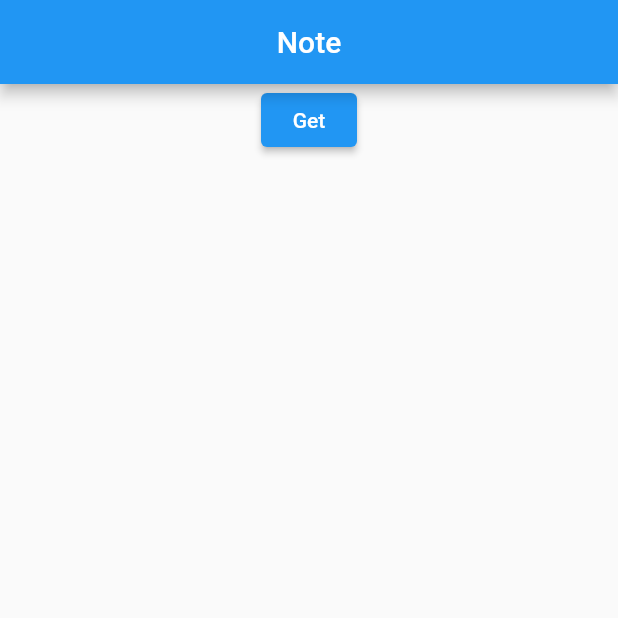
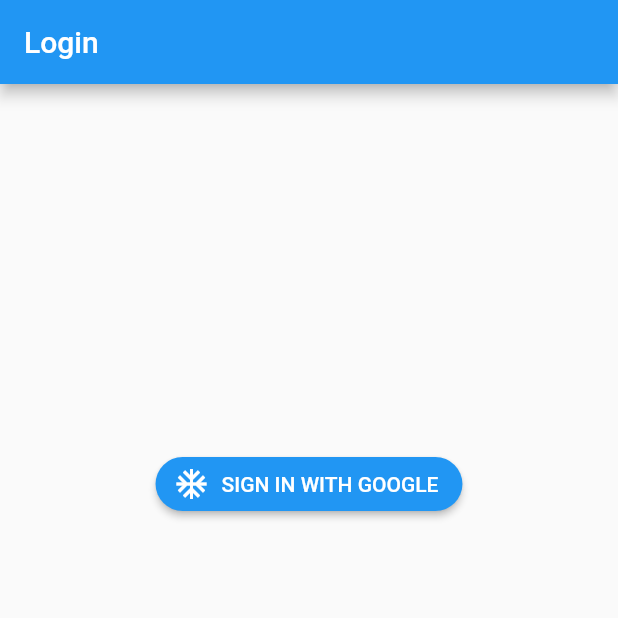
Before and after one commit to skliaruk/notebook, a Flutter app: the screen it shows after launch, on a phone screen of 412 x 824 dp, the top half of it. Run offline on Flutter 3.47's test engine with Material 2 defaults, Android fonts, the phone set to English and light mode, and no system bars; our stand-ins replace bloc, dartz, data_connection_checker, dio, equatable, firebase_auth and 5 more; accounts and stored records are empty.

Commit message:
NOT-14 sign in with google

```diff
--- /dev/null
+++ b/lib/app.dart
@@ -0,0 +1,60 @@
+import 'package:flutter/material.dart';
+import 'package:flutter_bloc/flutter_bloc.dart';
+import 'package:notebook_stable/features/auth/domain/bloc/auth_bloc.dart';
+import 'package:notebook_stable/features/auth/domain/repositories/auth_repo.dart';
+import 'package:notebook_stable/features/auth/presentation/screens/auth_page.dart';
+import 'package:notebook_stable/features/note/presentation/pages/show_note_page.dart';
+
+class App extends StatelessWidget {
+  const App({
+    required this.authenticationRepository,
+    Key? key,
+  }) : super(key: key);
+
+  final AuthRepo authenticationRepository;
+
+  @override
+  Widget build(BuildContext context) => RepositoryProvider.value(
+        value: authenticationRepository,
+        child: BlocProvider(
+          create: (_) => AuthBlocBLoC(
+            authRepo: authenticationRepository,
+          ),
+          child: AppView(),
+        ),
+      );
+}
+
+class AppView extends StatefulWidget {
+  @override
+  _AppViewState createState() => _AppViewState();
+}
+
+class _AppViewState extends State<AppView> {
+  final _navigatorKey = GlobalKey<NavigatorState>();
+
+  NavigatorState? get _navigator => _navigatorKey.currentState;
+
+  @override
+  Widget build(BuildContext context) => MaterialApp(
+        navigatorKey: _navigatorKey,
+        builder: (context, child) => BlocListener<AuthBlocBLoC, AuthBlocState>(
+          listener: (context, state) {
+            if (state is AuthenticatedAuthBlocState) {
+              _navigator!.pushAndRemoveUntil<void>(
+                ShowNotePage.route(),
+                (route) => false,
+              );
+            } else if (state is UnauthenticatedAuthBlocState) {
+              _navigator!.pushAndRemoveUntil<void>(
+                AuthPage.route(),
+                (route) => false,
+              );
+            }
+          },
+          child: child,
+        ),
+        //TODO change with Splashscreen
+        onGenerateRoute: (_) => AuthPage.route(),
+      );
+}
--- /dev/null
+++ b/lib/features/auth/domain/bloc/auth_bloc.dart
@@ -0,0 +1,73 @@
+import 'dart:async';
+
+import 'package:bloc/bloc.dart';
+import 'package:firebase_auth/firebase_auth.dart';
+import 'package:freezed_annotation/freezed_annotation.dart';
+import 'package:notebook_stable/features/auth/domain/repositories/auth_repo.dart';
+
+part 'auth_bloc.freezed.dart';
+
+enum AuthenticationStatus { authenticated, unauthenticated, unknown }
+
+@freezed
+abstract class AuthBlocEvent with _$AuthBlocEvent {
+  const AuthBlocEvent._();
+
+  const factory AuthBlocEvent.userChanged(User? user) =
+      UserChangedAuthBlocEvent;
+
+  const factory AuthBlocEvent.signOut() = SignOutAuthBlocEvent;
+}
+
+@freezed
+abstract class AuthBlocState with _$AuthBlocState {
+  const AuthBlocState._();
+
+  const factory AuthBlocState.initial(AuthenticationStatus status, User? user) =
+      InitialAuthBlocState;
+
+  const factory AuthBlocState.authenticated(
+      AuthenticationStatus status, User? user) = AuthenticatedAuthBlocState;
+
+  const factory AuthBlocState.unauthenticated() = UnauthenticatedAuthBlocState;
+
+  const factory AuthBlocState.unknown() = UnknownAuthBlocState;
+}
+
+class AuthBlocBLoC extends Bloc<AuthBlocEvent, AuthBlocState> {
+  AuthBlocBLoC({required this.authRepo})
+      : super(const AuthBlocState.unknown()) {
+    _userSubscription = authRepo.currentUser.listen(
+      (user) => add(AuthBlocEvent.userChanged(user)),
+    );
+  }
+
+  final AuthRepo authRepo;
+  late StreamSubscription<User?> _userSubscription;
+
+  @override
+  Stream<AuthBlocState> mapEventToState(AuthBlocEvent event) =>
+      event.when<Stream<AuthBlocState>>(
+        userChanged: _userChanged,
+        signOut: _signOut,
+      );
+
+  Stream<AuthBlocState> _userChanged(User? user) async* {
+    if (user != null) {
+      yield AuthBlocState.authenticated(
+          AuthenticationStatus.authenticated, user);
+    } else {
+      yield const AuthBlocState.unauthenticated();
+    }
+  }
+
+  @override
+  Future<void> close() {
+    _userSubscription.cancel();
+    return super.close();
+  }
+
+  Stream<AuthBlocState> _signOut() async* {
+    authRepo.signOut();
+  }
+}
--- /dev/null
+++ b/lib/features/auth/domain/cubit/login_cubit.dart
@@ -0,0 +1,34 @@
+import 'package:flutter_bloc/flutter_bloc.dart';
+import 'package:freezed_annotation/freezed_annotation.dart';
+import 'package:notebook_stable/features/auth/domain/repositories/auth_repo.dart';
+
+part 'login_cubit.freezed.dart';
+
+enum LoginStatus { inProgress, pure, fail, success }
+
+@freezed
+abstract class LoginState with _$LoginState {
+  const LoginState._();
+
+  const factory LoginState.initial({required LoginStatus status}) =
+      InitialLoginState;
+}
+
+class LoginCubit extends Cubit<LoginState> {
+  LoginCubit(this._authRepo)
+      : super(const LoginState.initial(status: LoginStatus.pure));
+
+  final AuthRepo _authRepo;
+
+  Future<void> logInWithGoogle() async {
+    emit(state.copyWith(status: LoginStatus.inProgress));
+    try {
+      await _authRepo.signInWithGoogle();
+      emit(state.copyWith(status: LoginStatus.success));
+    } on Exception {
+      emit(state.copyWith(status: LoginStatus.fail));
+    } on NoSuchMethodError {
+      emit(state.copyWith(status: LoginStatus.pure));
+    }
+  }
+}
--- /dev/null
+++ b/lib/features/auth/domain/repositories/auth_repo.dart
@@ -0,0 +1,9 @@
+import 'package:firebase_auth/firebase_auth.dart';
+
+abstract class AuthRepo {
+  Stream<User?> get currentUser;
+
+  Future<User?> signInWithGoogle();
+
+  Future<void> signOut();
+}
--- /dev/null
+++ b/lib/features/auth/presentation/screens/auth_form.dart
@@ -0,0 +1,38 @@
+import 'package:flutter/material.dart';
+import 'package:notebook_stable/features/auth/domain/cubit/login_cubit.dart';
+import 'package:provider/provider.dart';
+
+class AuthForm extends StatelessWidget {
+  @override
+  Widget build(BuildContext context) => Align(
+        alignment: const Alignment(0, -1 / 3),
+        child: SingleChildScrollView(
+          child: Column(
+            mainAxisSize: MainAxisSize.min,
+            children: [_GoogleLoginButton()],
+          ),
+        ),
+      );
+}
+
+class _GoogleLoginButton extends StatelessWidget {
+  @override
+  Widget build(BuildContext context) {
+    final theme = Theme.of(context);
+    return ElevatedButton.icon(
+      key: const Key('loginForm_googleLogin_raisedButton'),
+      label: const Text(
+        'SIGN IN WITH GOOGLE',
+        style: TextStyle(color: Colors.white),
+      ),
+      style: ElevatedButton.styleFrom(
+        shape: RoundedRectangleBorder(
+          borderRadius: BorderRadius.circular(30),
+        ),
+        primary: theme.accentColor,
+      ),
+      icon: const Icon(Icons.ac_unit, color: Colors.white),
+      onPressed: () => context.read<LoginCubit>().logInWithGoogle(),
+    );
+  }
+}
--- /dev/null
+++ b/lib/features/auth/presentation/screens/auth_page.dart
@@ -0,0 +1,21 @@
+import 'package:flutter/material.dart';
+import 'package:flutter_bloc/flutter_bloc.dart';
+import 'package:notebook_stable/features/auth/domain/cubit/login_cubit.dart';
+import 'package:notebook_stable/features/auth/domain/repositories/auth_repo.dart';
+import 'package:notebook_stable/features/auth/presentation/screens/auth_form.dart';
+
+class AuthPage extends StatelessWidget {
+  static Route route() => MaterialPageRoute<void>(builder: (_) => AuthPage());
+
+  @override
+  Widget build(BuildContext context) => Scaffold(
+        appBar: AppBar(title: const Text('Login')),
+        body: Padding(
+          padding: const EdgeInsets.all(8),
+          child: BlocProvider(
+            create: (_) => LoginCubit(context.read<AuthRepo>()),
+            child: AuthForm(),
+          ),
+        ),
+      );
+}
--- a/lib/features/note/presentation/pages/show_note_page.dart
+++ b/lib/features/note/presentation/pages/show_note_page.dart
@@ -7,7 +7,8 @@ import '../../domain/usecases/get_note.dart';
 
 class ShowNotePage extends StatelessWidget {
   const ShowNotePage({Key? key}) : super(key: key);
-
+  static Route route() =>
+      MaterialPageRoute<void>(builder: (_) => const ShowNotePage());
   @override
   Widget build(BuildContext context) => Scaffold(
       appBar: AppBar(
--- a/lib/main.dart
+++ b/lib/main.dart
@@ -1,6 +1,9 @@
 import 'package:data_connection_checker/data_connection_checker.dart';
 import 'package:dio/dio.dart';
+import 'package:firebase_core/firebase_core.dart';
 import 'package:flutter/material.dart';
+import 'package:notebook_stable/app.dart';
+import 'package:notebook_stable/features/auth/data/repositories/auth_repo_impl.dart';
 import 'package:provider/provider.dart';
 import 'package:shared_preferences/shared_preferences.dart';
 
@@ -9,11 +12,10 @@ import 'features/note/data/datasources/note_local_datasource.dart';
 import 'features/note/data/datasources/note_remote_datasource.dart';
 import 'features/note/data/repositories/note_repo_impl.dart';
 import 'features/note/domain/usecases/get_note.dart';
-import 'features/note/presentation/pages/show_note_page.dart';
 
 void main() async {
   WidgetsFlutterBinding.ensureInitialized();
-  //await Firebase.initializeApp();
+  await Firebase.initializeApp();
   final sharedPreferences = await SharedPreferences.getInstance();
   runApp(MyApp(
     sharedPreferences: sharedPreferences,
@@ -50,6 +52,10 @@ class MyApp extends StatelessWidget {
           ProxyProvider<NoteRepoImpl, GetNote>(
               update: (_, noteRepo, __) => GetNote(noteRepo))
         ],
-        child: const MaterialApp(title: 'Notebook', home: ShowNotePage()),
+        child: MaterialApp(
+            title: 'Notebook',
+            home: App(
+              authenticationRepository: Auth(),
+            )),
       );
 }
--- a/pubspec.yaml
+++ b/pubspec.yaml
@@ -41,8 +41,9 @@ dependencies:
   #Firebase
   firebase_core: ^1.0.0
   cloud_firestore: ^1.0.0
+  firebase_auth: ^1.0.0
   #firebase_crashlytics: ^1.0.0
-
+  google_sign_in: ^5.0.0
 dev_dependencies:
   flutter_test:
     sdk: flutter
```
Also changed, not shown: lib/features/auth/data/repositories/auth_repo_impl.dart (added, +41 -0 lines), lib/features/auth/domain/bloc/auth_bloc.freezed.dart (added), lib/features/auth/domain/cubit/login_cubit.freezed.dart (added), pubspec.lock.
